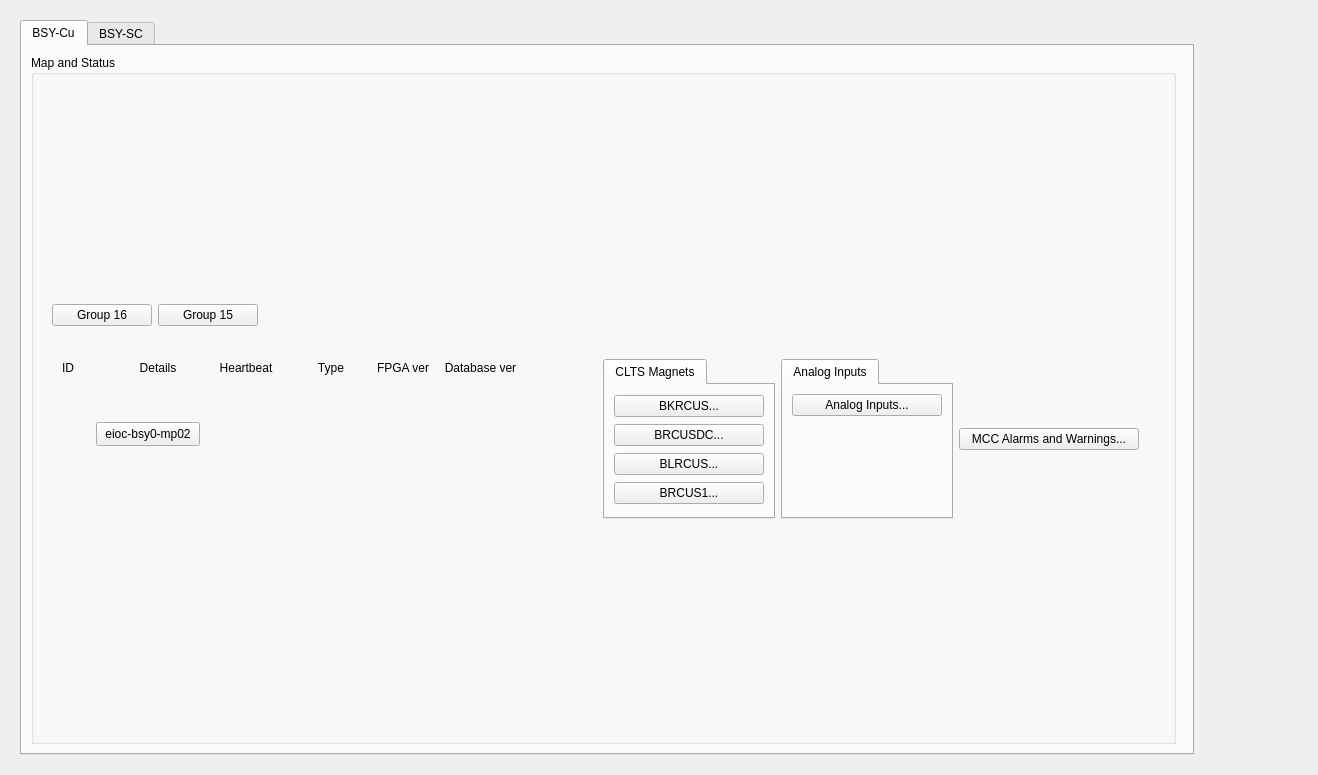
First picture: the form in bsy0_main.ui, repository ad-build-test/pydm-mps, before the edit.
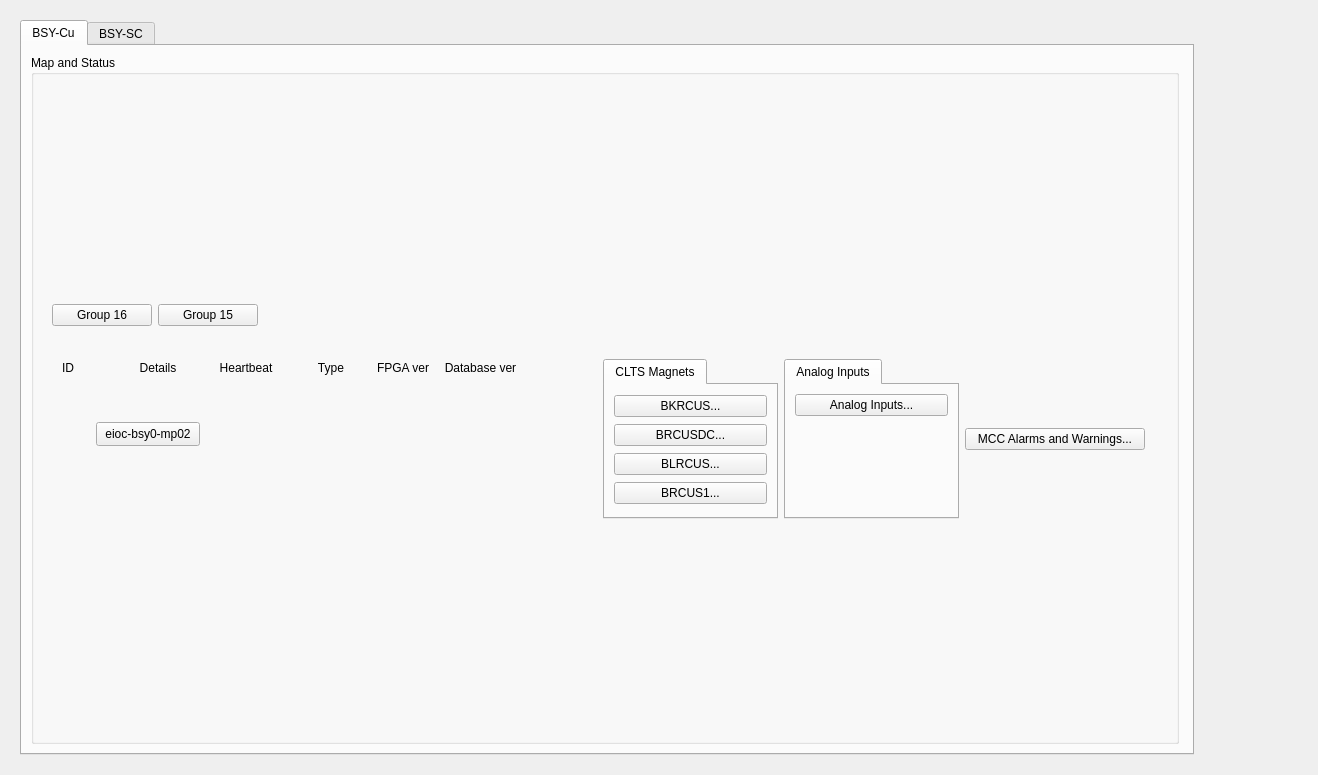
Second picture: the form after the edit. The open tabs and pages were chosen to show the change. Custom widgets are drawn as their Qt base class.

Commit message: Add button for analog inputs

What changed in the file:
```diff
--- a/bsy0_main.ui
+++ b/bsy0_main.ui
@@ -179,6 +179,18 @@
                   <layout class="QGridLayout" name="gridLayout_4">
                    <item row="0" column="0">
                     <widget class="QTabWidget" name="tabWidget_2">
+                     <property name="minimumSize">
+                      <size>
+                       <width>175</width>
+                       <height>0</height>
+                      </size>
+                     </property>
+                     <property name="maximumSize">
+                      <size>
+                       <width>175</width>
+                       <height>16777215</height>
+                      </size>
+                     </property>
                      <property name="currentIndex">
                       <number>0</number>
                      </property>
@@ -333,6 +345,12 @@
                    </item>
                    <item row="0" column="1">
                     <widget class="QTabWidget" name="tabWidget_7">
+                     <property name="minimumSize">
+                      <size>
+                       <width>175</width>
+                       <height>0</height>
+                      </size>
+                     </property>
                      <property name="maximumSize">
                       <size>
                        <width>175</width>
```
Left out of the diff: 2 changed lines with no effect on the pictures. The commit also changes 5 other files.
